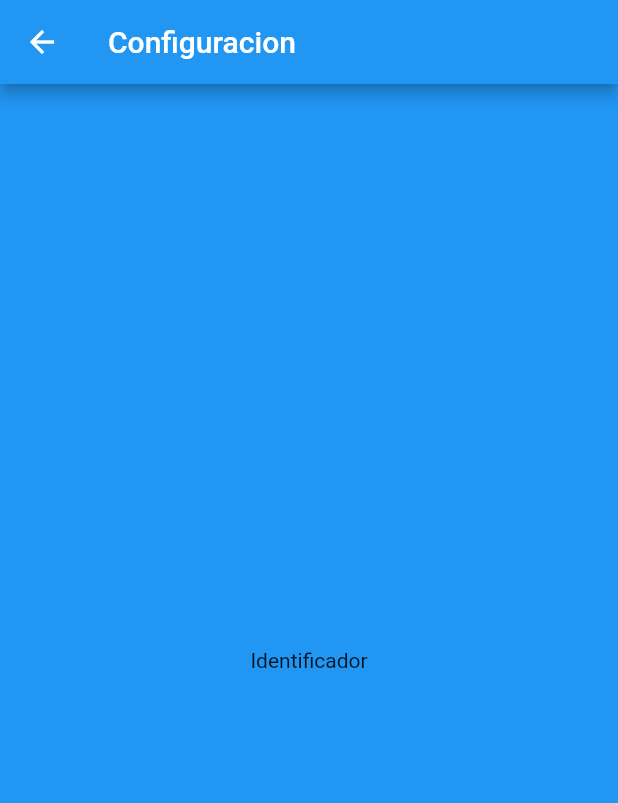
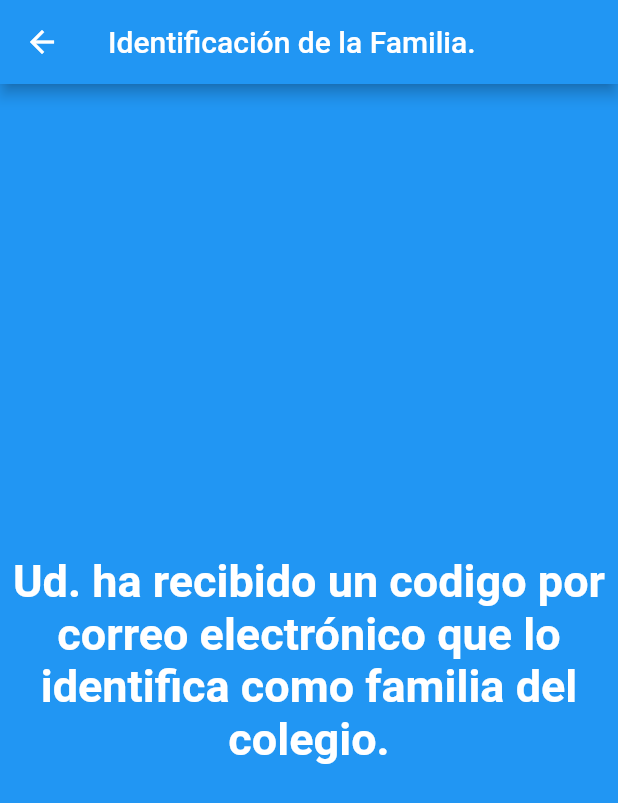
Before and after one commit to RomanRojano/montessori_app, a Flutter app: the ConfiguracionScreen screen opened directly, on a phone screen of 412 x 824 dp. Shown: the top 803 px of the screen. Run offline on Flutter 3.47's test engine with Material 2 defaults, Android fonts, the phone set to English and light mode, and no system bars.

Commit message:
Cambio a home screen agregando el SelectProductOverview al click

```diff
--- a/lib/main.dart
+++ b/lib/main.dart
@@ -1,8 +1,8 @@
 import 'package:flutter/material.dart';
-import 'package:montessori_app/screens/Configuracion_Screen.dart';
 import './screens/home_screen.dart';
 import './screens/products_overview_screen.dart';
 import './screens/product_detail_screen.dart';
+import './screens/Configuracion_Screen.dart';
 import './providers/products.dart';
 import 'package:provider/provider.dart' ;
 
@@ -27,6 +27,7 @@ class MyApp extends StatelessWidget {
           HomePageScreen.routeName: (ctx) => HomePageScreen(),
           ProductsOverviewScreen.routeName: (ctx) => ProductsOverviewScreen(),
           ProductDetailScreen.routeName: (ctx) => ProductDetailScreen(),
+          ConfiguracionScreen.routeName: (ctx) => ConfiguracionScreen(),
         },
       ),
     );
--- a/lib/screens/Configuracion_Screen.dart
+++ b/lib/screens/Configuracion_Screen.dart
@@ -2,16 +2,23 @@ import 'package:flutter/material.dart';
 
 class ConfiguracionScreen extends StatelessWidget {
 
-  static const routeName = './product-detail';
+  static const routeName = './configuracion';
 
   @override
   Widget build(BuildContext context) {
     return Scaffold(
       appBar: AppBar(
-        title: Text('Configuracion'),
+        title: Text('Identificación de la Familia.'),
       ),
       body: Center(
-        child: Text('Identificador'),
+        child: Text('Ud. ha recibido un codigo por correo electrónico que lo identifica como familia del colegio.',
+          textAlign: TextAlign.center,
+          style: TextStyle(
+              fontWeight: FontWeight.bold,
+              fontSize: 30,
+              color: Colors.white
+          ),
+        ),
       ),
     );
   }
--- a/lib/screens/home_screen.dart
+++ b/lib/screens/home_screen.dart
@@ -9,7 +9,9 @@ class HomePageScreen extends StatelessWidget {
   selectProductsOverview(BuildContext context) {
     Navigator.of(context).pushNamed(ProductsOverviewScreen.routeName);
   }
-
+  selectConfiguracionScreen(BuildContext context) {
+    Navigator.of(context).pushNamed(ConfiguracionScreen.routeName);
+  }
 
   @override
   Widget build(BuildContext context) {
@@ -34,7 +36,6 @@ class HomePageScreen extends StatelessWidget {
                   fontWeight: FontWeight.bold,
                   fontSize: 40,
                   color: Colors.white,
-
                 )
               ),
               const SizedBox(height: 30),
@@ -64,7 +65,7 @@ class HomePageScreen extends StatelessWidget {
         )
       ),
       floatingActionButton: FloatingActionButton(
-        onPressed: () => print('Configuracion'),
+        onPressed: () => selectConfiguracionScreen(context),
         tooltip: 'Increment',
         child: Icon(Icons.settings),
         backgroundColor: Colors.lightBlue,
```
